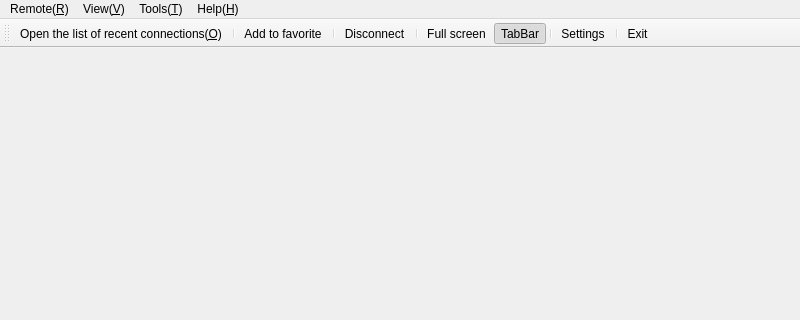
KangLin/RabbitRemoteControl, file App/Client/mainwindow.ui: the form before one commit; both pictures show x 0 to 800 and y 0 to 320 of the 800 by 600 pixel window.
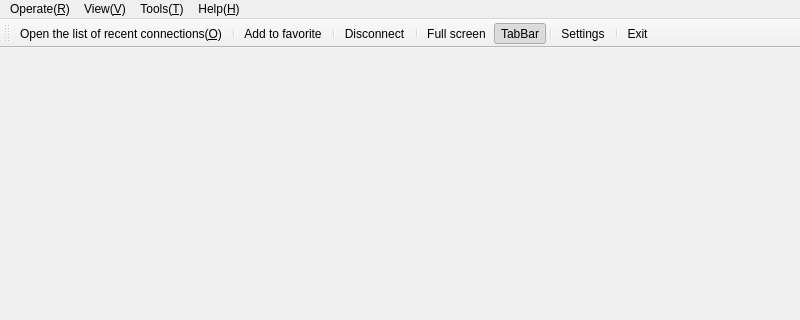
The form after the commit. Icons and pictures are not drawn.

Commit message:
App: menu rename Remote to Operate
[Rename UI prompts](https://github.com/KangLin/RabbitRemoteControl/issues/47)

```diff
--- a/App/Client/mainwindow.ui
+++ b/App/Client/mainwindow.ui
@@ -23,7 +23,7 @@
      <x>0</x>
      <y>0</y>
      <width>800</width>
-     <height>20</height>
+     <height>27</height>
     </rect>
    </property>
    <widget class="QMenu" name="menuHelp">
@@ -55,9 +55,9 @@
     <addaction name="actionMain_menu_bar_M"/>
     <addaction name="separator"/>
    </widget>
-   <widget class="QMenu" name="menuRemote">
+   <widget class="QMenu" name="menuOperate">
     <property name="title">
-     <string>Remote(&amp;R)</string>
+     <string>Operate(&amp;R)</string>
     </property>
     <widget class="QMenu" name="menuConnect_C">
      <property name="title">
@@ -84,7 +84,7 @@
     <addaction name="separator"/>
     <addaction name="actionSettings"/>
    </widget>
-   <addaction name="menuRemote"/>
+   <addaction name="menuOperate"/>
    <addaction name="menuView"/>
    <addaction name="menuTools"/>
    <addaction name="menuHelp"/>
```
The commit also changes 4 other files.
